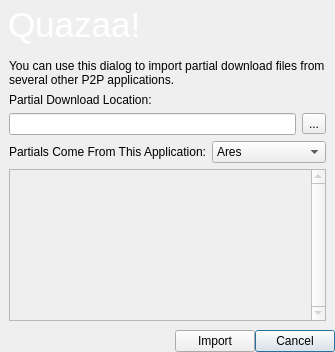
Before: the Qt Designer form dialogdownloadsimport.ui in c3c/quazaa, drawn with Qt 5.
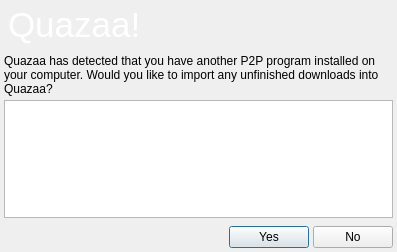
After: the same form once the commit is applied. Icons and pictures are not drawn.

Commit message: Fixed the translation on the Settings welcome screen. Fixed Improper display of partials import dialog and add rule. Noticed main window headers weren't changing when navigation was changed: fixed.

What changed in the file:
```diff
--- a/dialogdownloadsimport.ui
+++ b/dialogdownloadsimport.ui
@@ -6,20 +6,20 @@
    <rect>
     <x>0</x>
     <y>0</y>
-    <width>335</width>
-    <height>352</height>
+    <width>397</width>
+    <height>252</height>
    </rect>
   </property>
+  <property name="sizePolicy">
+   <sizepolicy hsizetype="Fixed" vsizetype="Fixed">
+    <horstretch>0</horstretch>
+    <verstretch>0</verstretch>
+   </sizepolicy>
+  </property>
   <property name="minimumSize">
    <size>
-    <width>335</width>
-    <height>352</height>
-   </size>
-  </property>
-  <property name="maximumSize">
-   <size>
-    <width>335</width>
-    <height>352</height>
+    <width>397</width>
+    <height>0</height>
    </size>
   </property>
   <property name="windowTitle">
@@ -29,10 +29,7 @@
    <iconset resource="Resource.qrc">
     <normaloff>:/Resource/Library/ImportPartials.png</normaloff>:/Resource/Library/ImportPartials.png</iconset>
   </property>
-  <property name="autoFillBackground">
-   <bool>true</bool>
-  </property>
-  <layout class="QGridLayout" name="gridLayout_4">
+  <layout class="QGridLayout" name="gridLayout_2">
    <property name="margin">
     <number>0</number>
    </property>
@@ -104,7 +101,7 @@
     </widget>
    </item>
    <item row="1" column="0">
-    <widget class="QFrame" name="frameBody">
+    <widget class="QFrame" name="frameContents">
      <property name="frameShape">
       <enum>QFrame::NoFrame</enum>
      </property>
@@ -112,120 +109,35 @@
       <enum>QFrame::Raised</enum>
      </property>
      <layout class="QGridLayout" name="gridLayout_3">
-      <item row="0" column="0" colspan="2">
-       <widget class="QLabel" name="labelImportInstructions">
+      <property name="margin">
+       <number>4</number>
+      </property>
+      <property name="spacing">
+       <number>4</number>
+      </property>
+      <item row="0" column="0">
+       <widget class="QLabel" name="labelInportMessage">
         <property name="text">
-         <string>You can use this dialog to import partial download files from several other P2P applications.</string>
+         <string>Quazaa has detected that you have another P2P program installed on your computer. Would you like to import any unfinished downloads into Quazaa?</string>
         </property>
         <property name="wordWrap">
          <bool>true</bool>
         </property>
        </widget>
       </item>
-      <item row="1" column="0" colspan="2">
-       <layout class="QGridLayout" name="gridLayoutImportControls">
-        <item row="1" column="1">
-         <widget class="QLineEdit" name="lineEditImportLocation"/>
-        </item>
-        <item row="0" column="1">
-         <widget class="QLabel" name="labelLocation">
-          <property name="text">
-           <string>Partial Download Location:</string>
-          </property>
-         </widget>
-        </item>
-        <item row="1" column="2">
-         <widget class="QToolButton" name="toolButtonBroweForFolder">
-          <property name="text">
-           <string>...</string>
-          </property>
-          <property name="icon">
-           <iconset resource="Resource.qrc">
-            <normaloff>:/Resource/Library/BrowseFolder.png</normaloff>:/Resource/Library/BrowseFolder.png</iconset>
-          </property>
-          <property name="iconSize">
-           <size>
-            <width>24</width>
-            <height>24</height>
-           </size>
-          </property>
-         </widget>
-        </item>
-       </layout>
-      </item>
-      <item row="3" column="0">
-       <widget class="QLabel" name="labelImportApplication">
-        <property name="text">
-         <string>Partials Come From This Application:</string>
+      <item row="1" column="0">
+       <widget class="QPlainTextEdit" name="plainTextEditInportStatus">
+        <property name="sizePolicy">
+         <sizepolicy hsizetype="Expanding" vsizetype="Expanding">
+          <horstretch>0</horstretch>
+          <verstretch>0</verstretch>
+         </sizepolicy>
         </property>
-       </widget>
-      </item>
-      <item row="3" column="1">
-       <widget class="QComboBox" name="comboBoxImportApplication">
-        <item>
-         <property name="text">
-          <string>Ares</string>
-         </property>
-        </item>
-        <item>
-         <property name="text">
-          <string>BitTorrent</string>
-         </property>
-        </item>
-        <item>
-         <property name="text">
-          <string>eDonkey 2k</string>
-         </property>
-        </item>
-        <item>
-         <property name="text">
-          <string>eMule</string>
-         </property>
-        </item>
-        <item>
-         <property name="text">
-          <string>Frostwire</string>
-         </property>
-        </item>
-        <item>
-         <property name="text">
-          <string>Halite</string>
-         </property>
-        </item>
-        <item>
-         <property name="text">
-          <string>Limewire</string>
-         </property>
-        </item>
-        <item>
-         <property name="text">
-          <string>MP3 Rocket</string>
-         </property>
-        </item>
-        <item>
-         <property name="text">
-          <string>Piolet</string>
-         </property>
-        </item>
-        <item>
-         <property name="text">
-          <string>Shareaza</string>
-         </property>
-        </item>
-        <item>
-         <property name="text">
-          <string>Shareaza+</string>
-         </property>
-        </item>
-       </widget>
-      </item>
-      <item row="4" column="0" colspan="2">
-       <widget class="QPlainTextEdit" name="plainTextEditImportProgress">
-        <property name="enabled">
-         <bool>false</bool>
-        </property>
-        <property name="verticalScrollBarPolicy">
-         <enum>Qt::ScrollBarAlwaysOn</enum>
+        <property name="maximumSize">
+         <size>
+          <width>16777215</width>
+          <height>120</height>
+         </size>
         </property>
        </widget>
       </item>
@@ -233,18 +145,24 @@
     </widget>
    </item>
    <item row="2" column="0">
-    <layout class="QGridLayout" name="gridLayoutFooter">
-     <item row="0" column="2">
-      <widget class="QPushButton" name="pushButtonCancel">
-       <property name="text">
-        <string>Cancel</string>
-       </property>
-      </widget>
-     </item>
+    <layout class="QGridLayout" name="gridLayout">
+     <property name="margin">
+      <number>4</number>
+     </property>
+     <property name="spacing">
+      <number>4</number>
+     </property>
      <item row="0" column="1">
       <widget class="QPushButton" name="pushButtonImport">
        <property name="text">
-        <string>Import</string>
+        <string>Yes</string>
+       </property>
+      </widget>
+     </item>
+     <item row="0" column="2">
+      <widget class="QPushButton" name="pushButtonNo">
+       <property name="text">
+        <string>No</string>
        </property>
       </widget>
      </item>
```
Left out of the diff: 4 changed lines with no effect on the pictures. The commit also changes 12 other files.
